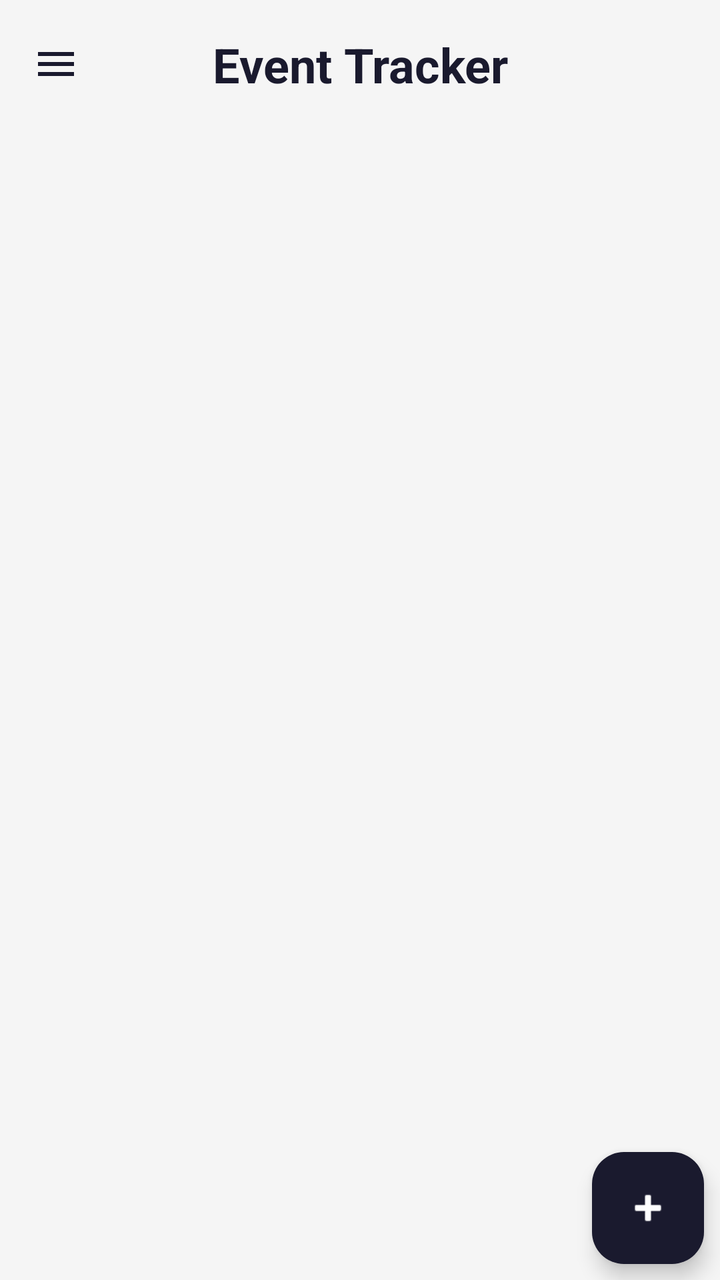
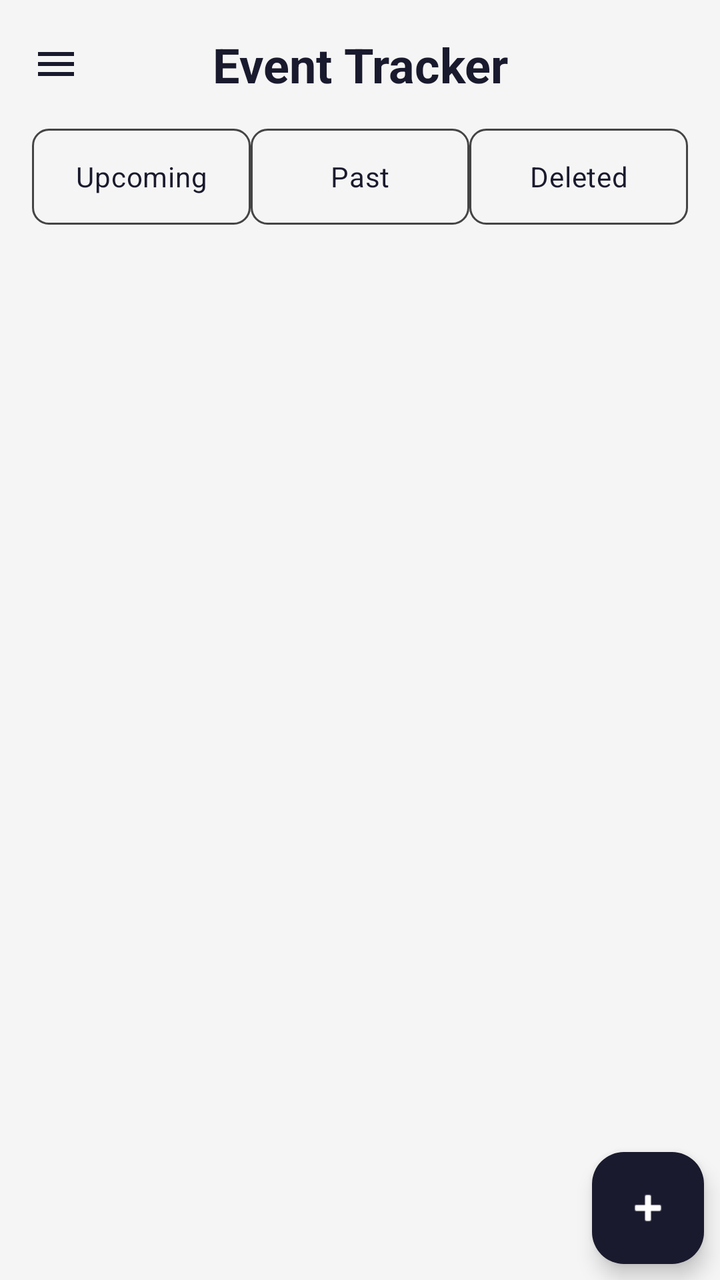

The first picture is an Android layout as it rendered before a commit; the second is the same layout after the commit. The layout source and the unified diff follow.
<!-- AndroidManifest.xml: application theme Theme.MyApplication -->
<!-- res/layout/activity_display.xml -->
<?xml version="1.0" encoding="utf-8"?>
<androidx.drawerlayout.widget.DrawerLayout
    xmlns:android="http://schemas.android.com/apk/res/android"
    xmlns:app="http://schemas.android.com/apk/res-auto"
    android:id="@+id/drawerLayout"
    android:layout_width="match_parent"
    android:layout_height="match_parent"
    android:fitsSystemWindows="true">

    
    <androidx.coordinatorlayout.widget.CoordinatorLayout
        android:layout_width="match_parent"
        android:layout_height="match_parent"
        android:background="?attr/colorPrimary">

        <LinearLayout
            android:layout_width="match_parent"
            android:layout_height="match_parent"
            android:orientation="vertical">

            
            <LinearLayout
                android:layout_width="match_parent"
                android:layout_height="wrap_content"
                android:orientation="horizontal"
                android:gravity="center_vertical"
                android:padding="16dp">

                <ImageButton
                    android:id="@+id/buttonMenu"
                    android:layout_width="wrap_content"
                    android:layout_height="wrap_content"
                    android:src="@drawable/ic_hamburger"
                    android:background="?attr/selectableItemBackgroundBorderless"
                    android:contentDescription="@string/menu"
                    app:tint="?android:attr/textColorPrimary"/>

                <TextView
                    android:layout_width="0dp"
                    android:layout_height="wrap_content"
                    android:layout_weight="1"
                    android:text="@string/app_name"
                    android:textSize="24sp"
                    android:textStyle="bold"
                    android:textColor="?android:attr/textColorPrimary"
                    android:gravity="center"/>

                
                <View
                    android:layout_width="24dp"
                    android:layout_height="24dp"/>

            </LinearLayout>

            
            <androidx.recyclerview.widget.RecyclerView
                android:id="@+id/recyclerViewEvents"
                android:layout_width="match_parent"
                android:layout_height="match_parent"
                android:paddingStart="8dp"
                android:paddingEnd="8dp"
                android:paddingTop="8dp"
                android:paddingBottom="60dp"
                android:clipToPadding="false"
                android:nestedScrollingEnabled="true"/>

            
            <LinearLayout
                android:id="@+id/layoutEmptyState"
                android:layout_width="match_parent"
                android:layout_height="match_parent"
                android:orientation="vertical"
                android:gravity="center"
                android:visibility="gone">

                <TextView
                    android:layout_width="wrap_content"
                    android:layout_height="wrap_content"
                    android:text="@string/no_events"
                    android:textSize="20sp"
                    android:textStyle="bold"
                    android:textColor="?android:attr/textColorPrimary"
                    android:layout_marginBottom="8dp"/>

                <TextView
                    android:layout_width="wrap_content"
                    android:layout_height="wrap_content"
                    android:text="@string/add_hint"
                    android:textSize="14sp"
                    android:textColor="?android:attr/textColorSecondary"
                    android:gravity="center"/>

            </LinearLayout>

        </LinearLayout>

        
        <com.google.android.material.floatingactionbutton.FloatingActionButton
            android:id="@+id/fabAddEvent"
            android:layout_width="wrap_content"
            android:layout_height="wrap_content"
            android:layout_gravity="bottom|end"
            android:layout_margin="8dp"
            android:contentDescription="@string/add_event"
            app:srcCompat="@android:drawable/ic_input_add"
            app:backgroundTint="?attr/colorSecondary"
            app:tint="?attr/colorOnSecondary"/>

    </androidx.coordinatorlayout.widget.CoordinatorLayout>

    
    <com.google.android.material.navigation.NavigationView
        android:id="@+id/navigationView"
        android:layout_width="wrap_content"
        android:layout_height="match_parent"
        android:layout_gravity="start"
        android:fitsSystemWindows="true"
        android:background="?attr/colorSurface"
        app:itemTextColor="?attr/colorOnSurface"
        app:itemIconTint="?attr/colorOnSurface"
        app:menu="@menu/menu_main"/>

</androidx.drawerlayout.widget.DrawerLayout>
<!-- resources referenced by this layout -->
<resources>
  <!-- drawable ic_hamburger (drawable) -->
  <?xml version="1.0" encoding="utf-8"?>
  <vector xmlns:android="http://schemas.android.com/apk/res/android"
      android:width="24dp"
      android:height="24dp"
      android:viewportWidth="24"
      android:viewportHeight="24">
      <path
          android:fillColor="?android:attr/textColorPrimary"
          android:pathData="M3,18h18v-2L3,16v2zM3,13h18v-2L3,11v2zM3,6v2h18L21,6L3,6z"/>
  </vector>
  <string name="add_event">Add Event</string>
  <string name="add_hint">Add one by clicking the + on the bottom right</string>
  <string name="app_name">Event Tracker</string>
  <string name="menu">Menu</string>
  <string name="no_events">You have no events!</string>
  <style name="Theme.MyApplication" parent="Theme.Material3.DayNight.NoActionBar">
          <item name="colorPrimary">@color/light_background</item>
          <item name="colorPrimaryVariant">@color/light_surface</item>
          <item name="colorOnPrimary">@color/navy</item>
          <item name="colorSecondary">@color/navy</item>
          <item name="colorOnSecondary">@color/white</item>
          <item name="colorError">@color/error_red</item>
          <item name="android:textColorPrimary">@color/text_color_primary</item>
          <item name="android:textColorSecondary">#666666</item>
          <item name="android:textColorHint">#444444</item>
          <item name="android:windowLightStatusBar">true</item>
          <item name="colorAccent">@color/navy</item>
          <item name="colorSurface">@color/light_background</item>
          <item name="colorOnSurface">@color/navy</item>
      </style>
  <color name="light_background">#F5F5F5</color>
  <color name="light_surface">#FFFFFF</color>
  <color name="navy">#1A1A2E</color>
  <color name="white">#FFFFFFFF</color>
  <color name="error_red">#D32F2F</color>
</resources>

<!-- the commit's change to res/layout/activity_display.xml (unified diff, before → after) -->
@@ -45,12 +45,56 @@
                     android:textColor="?android:attr/textColorPrimary"
                     android:gravity="center"/>
 
-                
                 <View
                     android:layout_width="24dp"
                     android:layout_height="24dp"/>
 
             </LinearLayout>
+
+            
+            <RadioGroup
+                android:id="@+id/radioEventFilter"
+                android:layout_width="match_parent"
+                android:layout_height="48dp"
+                android:orientation="horizontal"
+                android:paddingStart="16dp"
+                android:paddingEnd="16dp"
+                android:layout_marginBottom="8dp">
+
+                <RadioButton
+                    android:id="@+id/radioUpcoming"
+                    android:layout_width="0dp"
+                    android:layout_height="match_parent"
+                    android:layout_weight="1"
+                    android:text="Upcoming"
+                    android:gravity="center"
+                    android:button="@null"
+                    android:background="@drawable/filter_tab_selector"
+                    android:textColor="?attr/colorSecondary"/>
+
+                <RadioButton
+                    android:id="@+id/radioPast"
+                    android:layout_width="0dp"
+                    android:layout_height="match_parent"
+                    android:layout_weight="1"
+                    android:text="Past"
+                    android:gravity="center"
+                    android:button="@null"
+                    android:background="@drawable/filter_tab_selector"
+                    android:textColor="?attr/colorSecondary"/>
+
+                <RadioButton
+                    android:id="@+id/radioDeleted"
+                    android:layout_width="0dp"
+                    android:layout_height="match_parent"
+                    android:layout_weight="1"
+                    android:text="Deleted"
+                    android:gravity="center"
+                    android:button="@null"
+                    android:background="@drawable/filter_tab_selector"
+                    android:textColor="?attr/colorSecondary"/>
+
+            </RadioGroup>
 
             
             <androidx.recyclerview.widget.RecyclerView
@@ -74,6 +118,7 @@
                 android:visibility="gone">
 
                 <TextView
+                    android:id="@+id/textEmptyTitle"
                     android:layout_width="wrap_content"
                     android:layout_height="wrap_content"
                     android:text="@string/no_events"
@@ -83,6 +128,7 @@
                     android:layout_marginBottom="8dp"/>
 
                 <TextView
+                    android:id="@+id/textEmptySubtitle"
                     android:layout_width="wrap_content"
                     android:layout_height="wrap_content"
                     android:text="@string/add_hint"
<!-- resource entries referenced after the edit -->
@@ -1,5 +1,36 @@
 <!-- resources referenced by this layout -->
 <resources>
+  <!-- drawable filter_tab_selector (drawable) -->
+  <?xml version="1.0" encoding="utf-8"?>
+  <selector xmlns:android="http://schemas.android.com/apk/res/android">
+  
+      <item android:state_checked="true">
+          <shape android:shape="rectangle">
+  
+              <solid android:color="@color/filter_selected_fill"/>
+  
+              <stroke
+                  android:width="2dp"
+                  android:color="?attr/colorSecondary"/>
+  
+              <corners android:radius="8dp"/>
+          </shape>
+      </item>
+  
+      <item>
+          <shape android:shape="rectangle">
+  
+              <solid android:color="?attr/colorPrimary"/>
+  
+              <stroke
+                  android:width="1dp"
+                  android:color="?android:attr/textColorHint"/>
+  
+              <corners android:radius="8dp"/>
+          </shape>
+      </item>
+  
+  </selector>
   <!-- drawable ic_hamburger (drawable) -->
   <?xml version="1.0" encoding="utf-8"?>
   <vector xmlns:android="http://schemas.android.com/apk/res/android"
@@ -31,6 +62,7 @@
           <item name="colorSurface">@color/light_background</item>
           <item name="colorOnSurface">@color/navy</item>
       </style>
+  <color name="filter_selected_fill">#1A1B1E4B</color>
   <color name="light_background">#F5F5F5</color>
   <color name="light_surface">#FFFFFF</color>
   <color name="navy">#1A1A2E</color>
